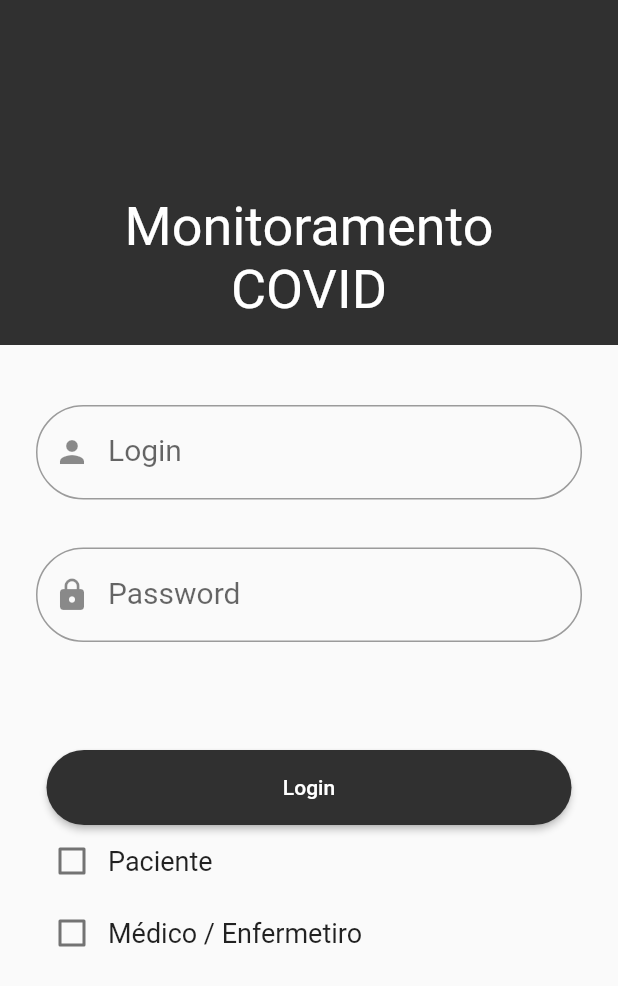
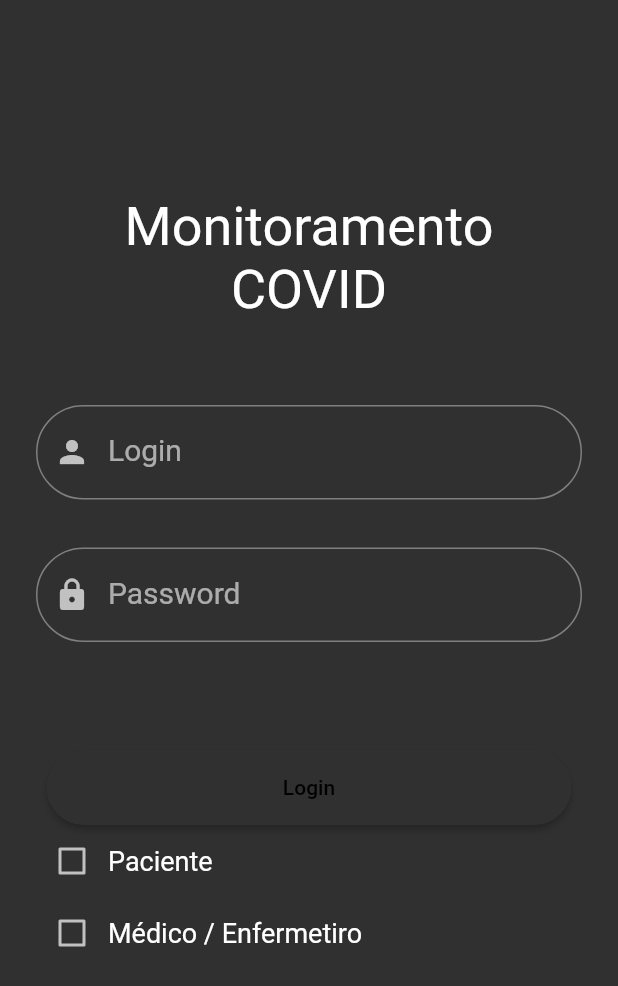
Before and after one commit to themaripool/ProjetoFinal-MarielaAndrade, a Flutter app: the screen it shows after launch, on a phone screen of 412 x 824 dp. Shown: the top 986 px of the screen. Run offline on Flutter 3.47's test engine with Material 2 defaults, Android fonts, the phone set to English and light mode, and no system bars; our stand-ins replace flutter_form_builder, syncfusion_flutter_charts; missing offline and left inert: dart:ffi.

Commit message:
[ADD] Initial development of dark mode

```diff
--- a/lib/Screens/Home.dart
+++ b/lib/Screens/Home.dart
@@ -2,6 +2,8 @@ import 'package:flutter/material.dart';
 import 'package:projeto_final_1/Components/HeaderDrawer.dart';
 import 'package:projeto_final_1/Enums/DrawerSections.dart';
 import 'package:projeto_final_1/Screens/MedicalTeamPages/Dashboard/Dashboard.dart';
+import 'package:projeto_final_1/Screens/ThemeProvider.dart';
+import 'package:provider/provider.dart';
 import 'MedicalTeamPages/MenuPages/Settings.dart';
 
 void main() => runApp(Home());
@@ -9,9 +11,10 @@ void main() => runApp(Home());
 class Home extends StatelessWidget {
   @override
   Widget build(BuildContext context) {
+    final themeNotifier = Provider.of<ThemeNotifier>(context);
     return MaterialApp(
       home: HomePage(),
-      theme: ThemeData(primaryColor: Color.fromRGBO(236, 234, 234, 1.0)),
+      theme: themeNotifier.getTheme(),
     );
   }
 }
--- /dev/null
+++ b/lib/Screens/ThemeProvider.dart
@@ -0,0 +1,42 @@
+import 'package:flutter/material.dart';
+
+final darkTheme = ThemeData(
+  primarySwatch: Colors.grey,
+  primaryColor: Colors.black,
+  brightness: Brightness.dark,
+  backgroundColor: const Color(0xFF212121),
+  accentColor: Colors.white,
+  accentIconTheme: IconThemeData(color: Colors.black),
+  dividerColor: Colors.black12,
+);
+
+final lightTheme = ThemeData(
+  primarySwatch: Colors.grey,
+  primaryColor: Colors.white,
+  brightness: Brightness.light,
+  backgroundColor: const Color(0xFFE5E5E5),
+  accentColor: Colors.black,
+  accentIconTheme: IconThemeData(color: Colors.white),
+  dividerColor: Colors.white54,
+);
+
+class ThemeNotifier with ChangeNotifier {
+  ThemeData _themeData;
+
+  ThemeNotifier(this._themeData);
+
+  getTheme() => _themeData;
+
+  setTheme(ThemeData themeData) async {
+    _themeData = themeData;
+    notifyListeners();
+  }
+
+  void onThemeChanged(bool value, ThemeNotifier themeNotifier) async {
+    (value)
+        ? themeNotifier.setTheme(darkTheme)
+        : themeNotifier.setTheme(lightTheme);
+    // var prefs = await SharedPreferences.getInstance();
+    // prefs.setBool('darkMode', value);
+  }
+}
--- a/lib/main.dart
+++ b/lib/main.dart
@@ -3,6 +3,8 @@ import 'package:projeto_final_1/Screens/InpatientPage/Models/news2.dart';
 import 'package:projeto_final_1/Screens/InpatientPage/Models/symptoms.dart';
 import 'package:projeto_final_1/Screens/LoginPage/Login.dart';
 import 'package:provider/provider.dart';
+
+import 'Screens/ThemeProvider.dart';
 
 
 
@@ -13,24 +15,34 @@ void main() async {
     providers: [
       ChangeNotifierProvider<Symptoms>(create: (_) => Symptoms(-1, -1, -1, -1, -1, "")),
       Provider<News2>(create: (_) => News2(32, 43, 54, 12, 32, 43)),
+       ChangeNotifierProvider<ThemeNotifier>(create: (_) => ThemeNotifier(darkTheme),),
     ],
     child: TccApp(),
   ));
 }
 
+//      ChangeNotifierProvider(create: (ctx) => ThemeProvider(),),
+
 class TccApp extends StatelessWidget {
   @override
   Widget build(BuildContext context) {
+    final themeNotifier = Provider.of<ThemeNotifier>(context);
     return MaterialApp(
-      theme: ThemeData(
-        primaryColor: Colors.grey[850],
-        accentColor: Colors.green,
-        buttonTheme: ButtonThemeData(
-          buttonColor: Colors.indigo,
-          textTheme: ButtonTextTheme.primary,
-        ),
-      ),
+      title: 'Chitr',
+      theme: themeNotifier.getTheme(),
       home: Login(),
     );
   }
 }
+
+// MaterialApp(
+//       theme: ThemeData(
+//         primaryColor: Colors.grey[850],
+//         accentColor: Colors.green,
+//         buttonTheme: ButtonThemeData(
+//           buttonColor: Colors.indigo,
+//           textTheme: ButtonTextTheme.primary,
+//         ),
+//       ),
+//       home: Login(),
+//     );
```
Also changed, not shown: lib/Screens/MedicalTeamPages/MenuPages/Settings.dart (+19 -0 lines).
